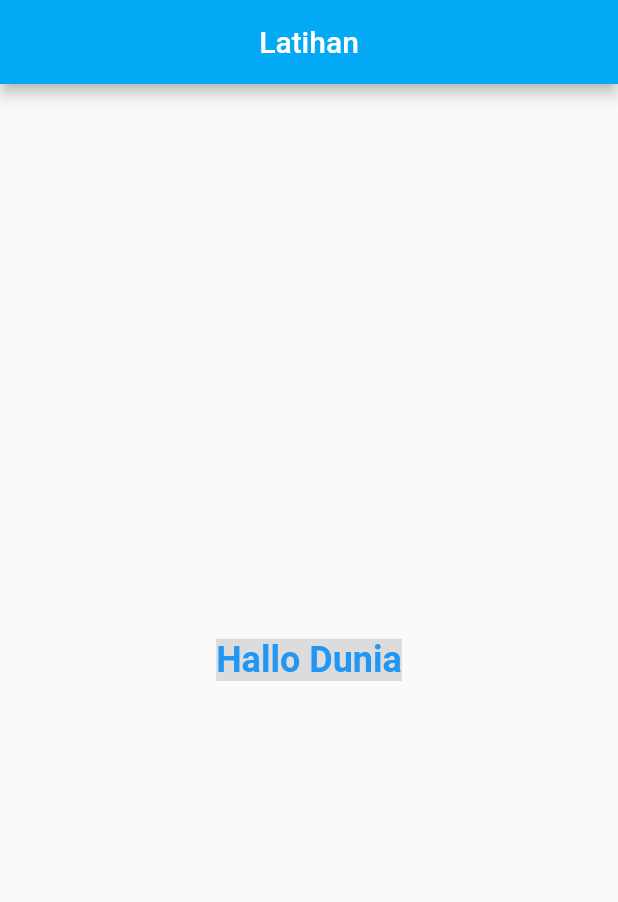
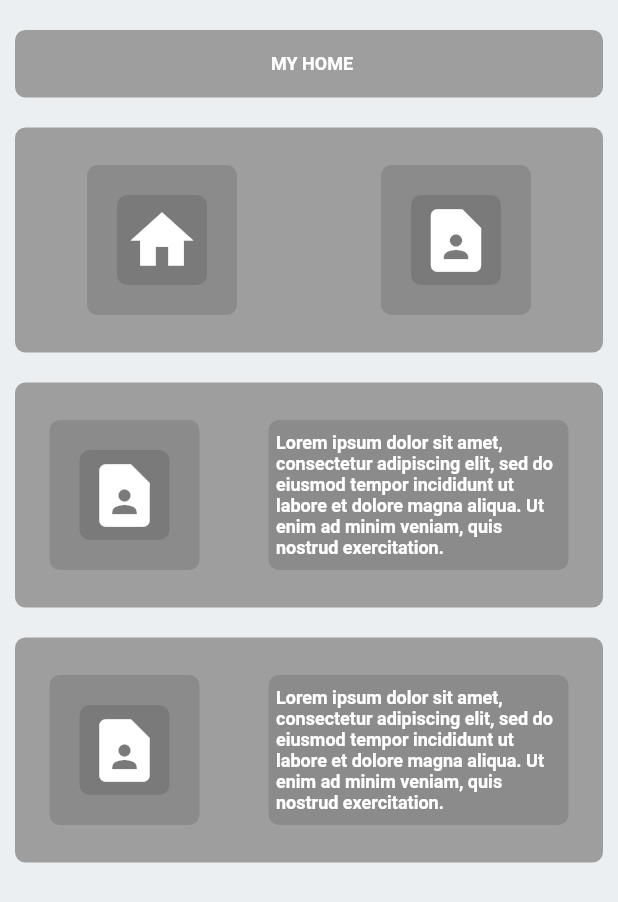
Before and after one commit to IgunOfficial/flutter_ujikom, a Flutter app: the screen it shows after launch, on a phone screen of 412 x 824 dp. Shown: the top 902 px of the screen. Run offline on Flutter 3.47's test engine with Material 2 defaults, Android fonts, the phone set to English and light mode, and no system bars.

Commit message:
commit 2

```diff
--- /dev/null
+++ b/lib/latihan.dart
@@ -0,0 +1,236 @@
+import 'package:flutter/material.dart';
+
+class Latihan extends StatefulWidget {
+  const Latihan({super.key});
+
+  @override
+  State<Latihan> createState() => _LatihanState();
+}
+
+class _LatihanState extends State<Latihan> {
+  @override
+  Widget build(BuildContext context) {
+    return Scaffold(
+      body: Container(
+        color: Colors.blueGrey[50],
+        padding: const EdgeInsets.only(left: 10, right: 10),
+        child: ListView(
+          children: [
+            Container(
+              decoration: BoxDecoration(
+                  color: Colors.grey, borderRadius: BorderRadius.circular(7)),
+              margin: const EdgeInsets.only(top: 20),
+              width: 10,
+              height: 45,
+              child: Row(
+                mainAxisAlignment: MainAxisAlignment.center,
+                children: [
+                  Container(
+                    margin: const EdgeInsets.only(left: 4),
+                    padding: const EdgeInsets.all(5),
+                    child: const Text(
+                      'MY HOME',
+                      style: TextStyle(
+                        color: Colors.white,
+                        fontSize: 12,
+                        fontWeight: FontWeight.w700,
+                      ),
+                    ),
+                  ),
+                ],
+              ),
+            ),
+            Container(
+              decoration: BoxDecoration(
+                  color: Colors.grey, borderRadius: BorderRadius.circular(7)),
+              margin: const EdgeInsets.only(top: 20),
+              width: 10,
+              height: 150,
+              child: Row(
+                mainAxisAlignment: MainAxisAlignment.spaceAround,
+                children: [
+                  Container(
+                    decoration: BoxDecoration(
+                        color: Colors.black12,
+                        borderRadius: BorderRadius.circular(7)),
+                    padding: const EdgeInsets.all(5),
+                    height: 100,
+                    width: 100,
+                    child: Column(
+                      mainAxisAlignment: MainAxisAlignment.center,
+                      crossAxisAlignment: CrossAxisAlignment.center,
+                      children: [
+                        Container(
+                          decoration: BoxDecoration(
+                              color: Colors.black12,
+                              borderRadius: BorderRadius.circular(7)),
+                          padding: const EdgeInsets.all(5),
+                          child: [
+                            const Icon(
+                              Icons.home,
+                              color: Colors.white,
+                              size: 50,
+                            ),
+                          ][0],
+                        )
+                      ],
+                    ),
+                  ),
+                  Container(
+                    decoration: BoxDecoration(
+                        color: Colors.black12,
+                        borderRadius: BorderRadius.circular(7)),
+                    padding: const EdgeInsets.all(5),
+                    height: 100,
+                    width: 100,
+                    child: Column(
+                      mainAxisAlignment: MainAxisAlignment.center,
+                      crossAxisAlignment: CrossAxisAlignment.center,
+                      children: [
+                        Container(
+                          decoration: BoxDecoration(
+                              color: Colors.black12,
+                              borderRadius: BorderRadius.circular(7)),
+                          padding: const EdgeInsets.all(5),
+                          child: [
+                            const Icon(
+                              Icons.contact_page,
+                              color: Colors.white,
+                              size: 50,
+                            ),
+                          ][0],
+                        )
+                      ],
+                    ),
+                  ),
+                ],
+              ),
+            ),
+            Container(
+              decoration: BoxDecoration(
+                  color: Colors.grey, borderRadius: BorderRadius.circular(7)),
+              margin: const EdgeInsets.only(top: 20),
+              width: 10,
+              height: 150,
+              child: Row(
+                mainAxisAlignment: MainAxisAlignment.spaceAround,
+                children: [
+                  Container(
+                    decoration: BoxDecoration(
+                        color: Colors.black12,
+                        borderRadius: BorderRadius.circular(7)),
+                    padding: const EdgeInsets.all(5),
+                    height: 100,
+                    width: 100,
+                    child: Column(
+                      mainAxisAlignment: MainAxisAlignment.center,
+                      crossAxisAlignment: CrossAxisAlignment.center,
+                      children: [
+                        Container(
+                          decoration: BoxDecoration(
+                              color: Colors.black12,
+                              borderRadius: BorderRadius.circular(7)),
+                          padding: const EdgeInsets.all(5),
+                          child: [
+                            const Icon(
+                              Icons.contact_page,
+                              color: Colors.white,
+                              size: 50,
+                            ),
+                          ][0],
+                        )
+                      ],
+                    ),
+                  ),
+                  Container(
+                    decoration: BoxDecoration(
+                        color: Colors.black12,
+                        borderRadius: BorderRadius.circular(7)),
+                    padding: const EdgeInsets.all(5),
+                    height: 100,
+                    width: 200,
+                    child: Column(
+                      mainAxisAlignment: MainAxisAlignment.center,
+                      crossAxisAlignment: CrossAxisAlignment.center,
+                      children: const [
+                        Text(
+                          'Lorem ipsum dolor sit amet, consectetur adipiscing elit, sed do eiusmod tempor incididunt ut labore et dolore magna aliqua. Ut enim ad minim veniam, quis nostrud exercitation.',
+                          style: TextStyle(
+                            color: Colors.white,
+                            fontSize: 12,
+                            fontWeight: FontWeight.w700,
+                          ),
+                        ),
+                      ],
+                    ),
+                  ),
+                ],
+              ),
+            ),
+            Container(
+              decoration: BoxDecoration(
+                  color: Colors.grey, borderRadius: BorderRadius.circular(7)),
+              margin: const EdgeInsets.only(top: 20, bottom: 20),
+              width: 10,
+              height: 150,
+              child: Row(
+                mainAxisAlignment: MainAxisAlignment.spaceAround,
+                children: [
+                  Container(
+                    decoration: BoxDecoration(
+                        color: Colors.black12,
+                        borderRadius: BorderRadius.circular(7)),
+                    padding: const EdgeInsets.all(5),
+                    height: 100,
+                    width: 100,
+                    child: Column(
+                      mainAxisAlignment: MainAxisAlignment.center,
+                      crossAxisAlignment: CrossAxisAlignment.center,
+                      children: [
+                        Container(
+                          decoration: BoxDecoration(
+                              color: Colors.black12,
+                              borderRadius: BorderRadius.circular(7)),
+                          padding: const EdgeInsets.all(5),
+                          child: [
+                            const Icon(
+                              Icons.contact_page,
+                              color: Colors.white,
+                              size: 50,
+                            ),
+                          ][0],
+                        )
+                      ],
+                    ),
+                  ),
+                  Container(
+                    decoration: BoxDecoration(
+                        color: Colors.black12,
+                        borderRadius: BorderRadius.circular(7)),
+                    padding: const EdgeInsets.all(5),
+                    height: 100,
+                    width: 200,
+                    child: Column(
+                      mainAxisAlignment: MainAxisAlignment.center,
+                      crossAxisAlignment: CrossAxisAlignment.center,
+                      children: const [
+                        Text(
+                          'Lorem ipsum dolor sit amet, consectetur adipiscing elit, sed do eiusmod tempor incididunt ut labore et dolore magna aliqua. Ut enim ad minim veniam, quis nostrud exercitation.',
+                          style: TextStyle(
+                            color: Colors.white,
+                            fontSize: 12,
+                            fontWeight: FontWeight.w700,
+                          ),
+                        ),
+                      ],
+                    ),
+                  ),
+                ],
+              ),
+            ),
+          ],
+        ),
+      ),
+    );
+  }
+}
--- a/lib/main.dart
+++ b/lib/main.dart
@@ -1,7 +1,9 @@
 import 'package:flutter/material.dart';
 
+import 'latihan.dart';
+
 void main() {
-  runApp(MyApp());
+  runApp(const MyApp());
 }
 
 class MyApp extends StatelessWidget {
@@ -10,24 +12,11 @@ class MyApp extends StatelessWidget {
   @override
   Widget build(BuildContext context) {
     return MaterialApp(
-      title: "Latihan Flutter",
-      home : Scaffold(
-        appBar: AppBar(
-          backgroundColor: Colors.lightBlue,
-          centerTitle: true,
-          title:Text("Latihan"),
+        debugShowCheckedModeBanner: false,
+        title: 'Nyoba Flutter',
+        theme: ThemeData(
+          primarySwatch: Colors.blue,
         ),
-        body: Center(
-          child: Text("Hallo Dunia",
-          style: TextStyle(
-            fontSize: 24,
-            fontWeight: FontWeight.bold,
-            color: Colors.blue,
-            backgroundColor: Colors.black12,
-          ),
-          ),
-        ),
-      ),
-    );
+        home: const Latihan());
   }
 }
```
Also changed, not shown: lib/column_widget.dart (added, +15 -0 lines), lib/container_widget.dart (added, +21 -0 lines), lib/home.dart (added, +128 -0 lines), lib/row_widget.dart (added, +34 -0 lines).
